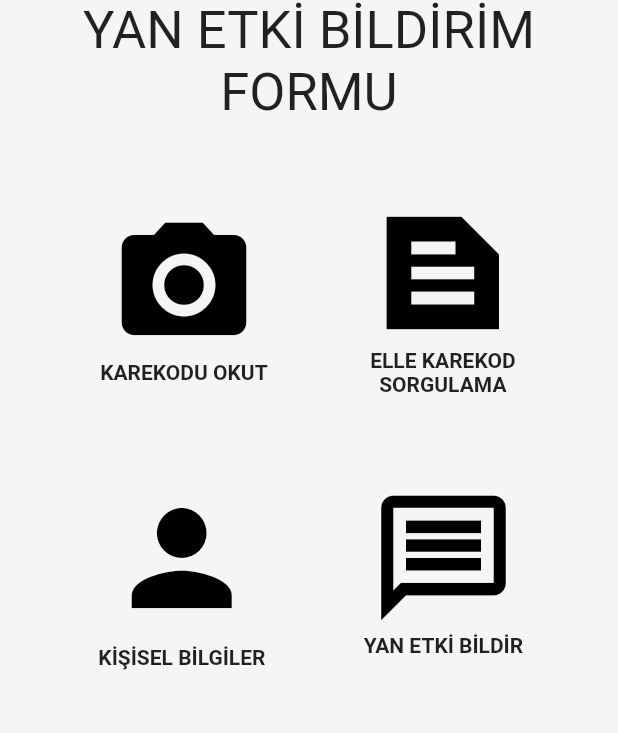
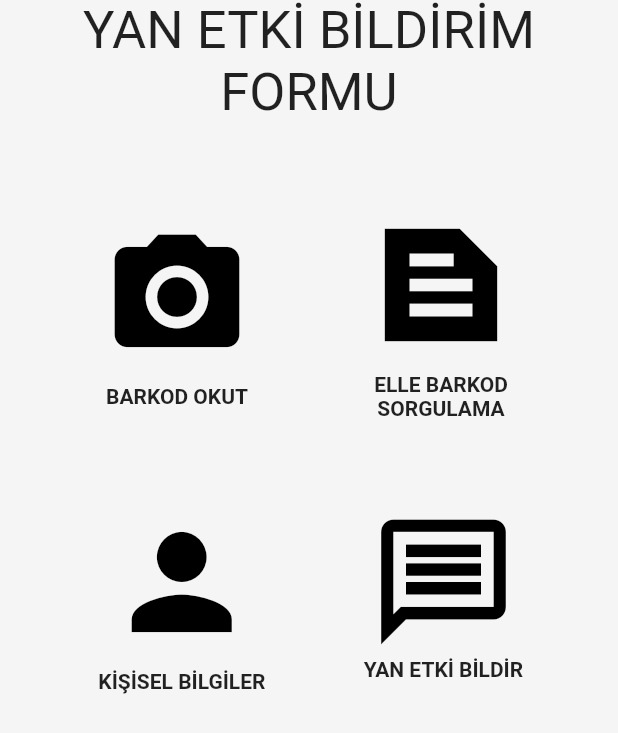
Before and after one commit to aynur-123/yan-etki, a Flutter app: the screen it shows after launch, on a phone screen of 412 x 824 dp. Shown: the top 733 px of the screen. Run offline on Flutter 3.47's test engine with Material 2 defaults, Android fonts, the phone set to English and light mode, and no system bars; our stand-ins replace cloud_firestore, firebase_core; missing offline and left inert: barcode_scan2; accounts and stored records are empty.

Commit message:
2.deneme

```diff
--- a/lib/home_page.dart
+++ b/lib/home_page.dart
@@ -1,5 +1,9 @@
+import 'package:cloud_firestore/cloud_firestore.dart';
 import 'package:flutter/material.dart';
 import 'package:yan_etki/kisisel_bilgiler.dart';
+
+import 'ElleBarkod.dart';
+import 'ScanScreen.dart';
 
 class HomePage extends StatefulWidget {
   @override
@@ -32,13 +36,17 @@ class _HomePageState extends State<HomePage> {
                   Column(
                     mainAxisSize: MainAxisSize.max,
                     children: [
-                      Icon(
-                        Icons.camera_alt,
+                      IconButton(
+                        icon: Icon(Icons.camera_alt),
                         color: Colors.black,
-                        size: 100,
+                        iconSize: 100,
+                        onPressed: () => Navigator.push(
+                          context,
+                          MaterialPageRoute(builder: (context) => ScanScreen()),
+                        ),
                       ),
                       Text(
-                        'KAREKODU OKUT',
+                        'BARKOD OKUT',
                         style: TextStyle(fontWeight: FontWeight.bold),
                       )
                     ],
@@ -46,13 +54,17 @@ class _HomePageState extends State<HomePage> {
                   Column(
                     mainAxisSize: MainAxisSize.max,
                     children: [
-                      Icon(
-                        Icons.text_snippet_sharp,
+                      IconButton(
+                        icon: Icon(Icons.text_snippet_sharp),
                         color: Colors.black,
-                        size: 100,
+                        iconSize: 100,
+                        onPressed: () => Navigator.push(
+                          context,
+                          MaterialPageRoute(builder: (context) => ElleBarkod()),
+                        ),
                       ),
                       Text(
-                        'ELLE KAREKOD\nSORGULAMA',
+                        'ELLE BARKOD\nSORGULAMA',
                         textAlign: TextAlign.center,
                         style: TextStyle(fontWeight: FontWeight.bold),
                       )
--- a/pubspec.yaml
+++ b/pubspec.yaml
@@ -29,10 +29,11 @@ environment:
 dependencies:
   flutter:
     sdk: flutter
-  firebase: 9.0.2
-  firebase_core: 1.8.0
+  firebase_core: 1.10.6
   firebase_auth: 3.1.4
   firebase_storage: 10.0.6
+  cloud_firestore: 3.1.5
+  barcode_scan2: 4.2.0
 
 
   # The following adds the Cupertino Icons font to your application.
```
Also changed, not shown: lib/ElleBarkod.dart (added, +51 -0 lines), lib/ScanScreen.dart (added, +79 -0 lines), pubspec.lock, 2 other files.
